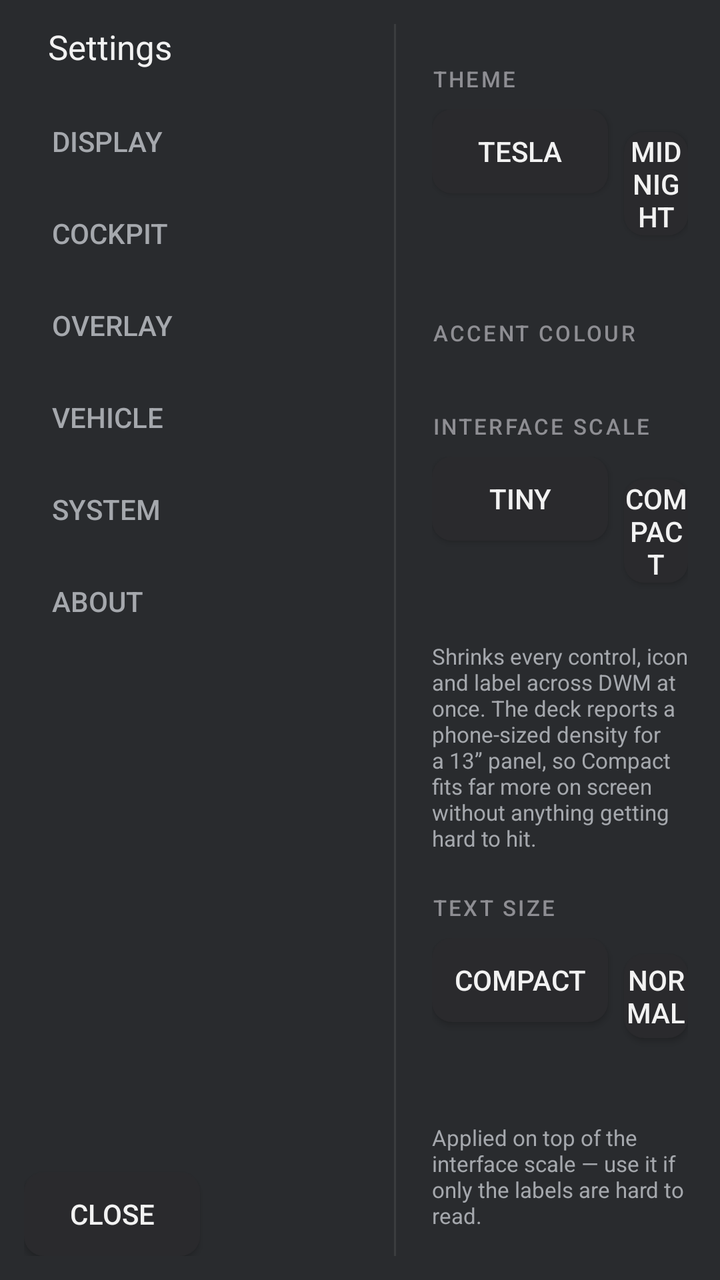
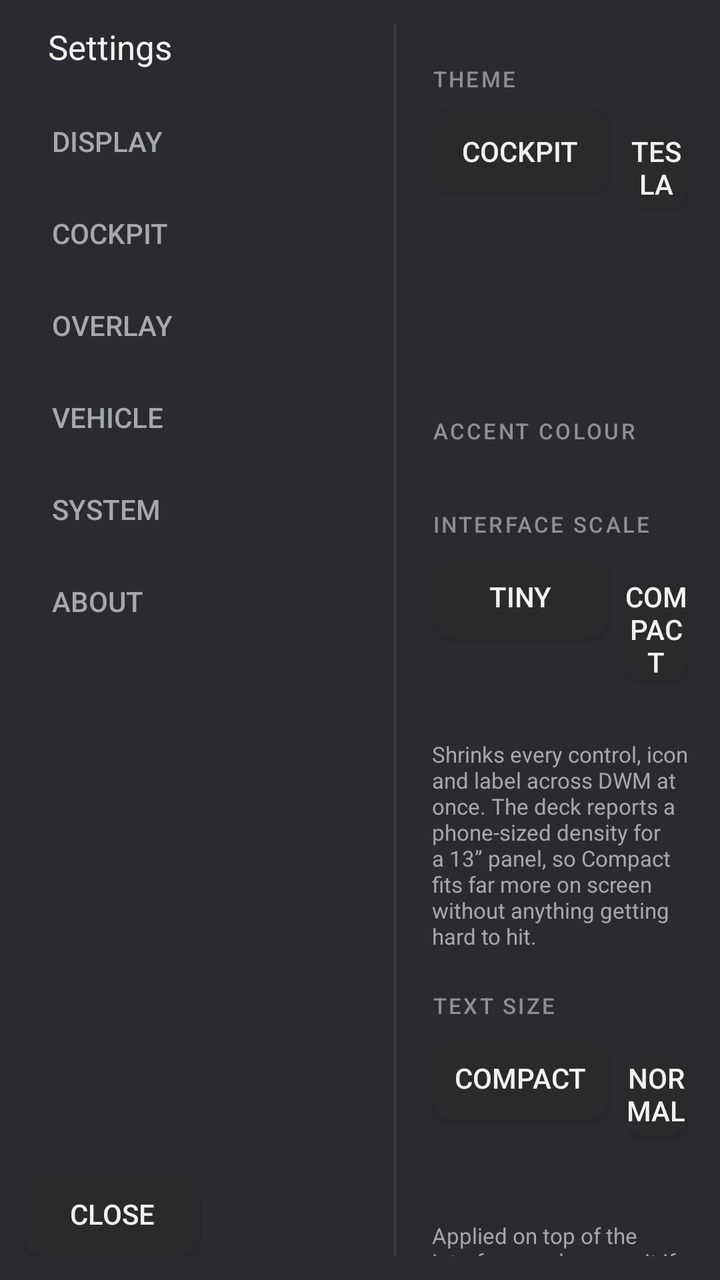

Compare the two renders of this Android layout. The source of the first and the diff that turns it into the second are given below.
<!-- AndroidManifest.xml: application theme Theme.DWM -->
<!-- res/layout/activity_settings.xml -->
<?xml version="1.0" encoding="utf-8"?>
<LinearLayout xmlns:android="http://schemas.android.com/apk/res/android"
    android:layout_width="match_parent"
    android:layout_height="match_parent"
    android:background="@color/bg"
    android:orientation="horizontal"
    android:padding="12dp">

    
    <LinearLayout
        android:layout_width="185dp"
        android:layout_height="match_parent"
        android:orientation="vertical"
        android:paddingEnd="10dp">

        <TextView
            android:layout_width="wrap_content"
            android:layout_height="wrap_content"
            android:paddingStart="12dp"
            android:paddingBottom="14dp"
            android:tag="accent"
            android:text="Settings"
            android:textColor="@color/textPrimary"
            android:textSize="17sp" />

        <Button android:id="@+id/navDisplay" style="@style/NavItem" android:text="Display" />
        <Button android:id="@+id/navCockpit" style="@style/NavItem" android:text="Cockpit" />
        <Button android:id="@+id/navOverlay" style="@style/NavItem" android:text="Overlay" />
        <Button android:id="@+id/navVehicle" style="@style/NavItem" android:text="Vehicle" />
        <Button android:id="@+id/navSystem" style="@style/NavItem" android:text="System" />
        <Button android:id="@+id/navAbout" style="@style/NavItem" android:text="About" />

        <View
            android:layout_width="match_parent"
            android:layout_height="0dp"
            android:layout_weight="1" />

        <Button
            android:id="@+id/close"
            style="@style/ChipButton"
            android:layout_marginStart="0dp"
            android:text="Close" />
    </LinearLayout>

    <View
        android:layout_width="1dp"
        android:layout_height="match_parent"
        android:background="#14FFFFFF" />

    
    <ScrollView
        android:layout_width="0dp"
        android:layout_height="match_parent"
        android:layout_weight="1"
        android:fillViewport="true"
        android:scrollbars="none">

        <LinearLayout
            android:layout_width="match_parent"
            android:layout_height="wrap_content"
            android:orientation="vertical"
            android:paddingStart="18dp"
            android:paddingEnd="4dp">

            
            <LinearLayout
                android:id="@+id/secDisplay"
                android:layout_width="match_parent"
                android:layout_height="wrap_content"
                android:orientation="vertical">

                <TextView style="@style/SectionHeader" android:text="Theme" />

                <LinearLayout
                    android:layout_width="match_parent"
                    android:layout_height="wrap_content"
                    android:orientation="horizontal">

                    <Button android:id="@+id/btnThemeTesla" style="@style/ChipButton" android:layout_marginStart="0dp" android:text="Tesla" />
                    <Button android:id="@+id/btnThemeMidnight" style="@style/ChipButton" android:text="Midnight" />
                    <Button android:id="@+id/btnThemeLight" style="@style/ChipButton" android:text="Light" />
                </LinearLayout>

                <TextView style="@style/SectionHeader" android:text="Accent colour" />

                <LinearLayout
                    android:id="@+id/accentRow"
                    android:layout_width="match_parent"
                    android:layout_height="wrap_content"
                    android:orientation="horizontal"
                    android:paddingBottom="4dp" />

                <TextView style="@style/SectionHeader" android:text="Interface scale" />

                <LinearLayout
                    android:layout_width="match_parent"
                    android:layout_height="wrap_content"
                    android:orientation="horizontal">

                    <Button android:id="@+id/btnUiTiny" style="@style/ChipButton" android:layout_marginStart="0dp" android:text="Tiny" />
                    <Button android:id="@+id/btnUiCompact" style="@style/ChipButton" android:text="Compact" />
                    <Button android:id="@+id/btnUiCosy" style="@style/ChipButton" android:text="Cosy" />
                    <Button android:id="@+id/btnUiStock" style="@style/ChipButton" android:text="Stock" />
                </LinearLayout>

                <TextView
                    android:id="@+id/uiScaleLabel"
                    android:layout_width="match_parent"
                    android:layout_height="wrap_content"
                    android:paddingTop="8dp"
                    android:text="Shrinks every control, icon and label across DWM at once. The deck reports a phone-sized density for a 13&#8221; panel, so Compact fits far more on screen without anything getting hard to hit."
                    android:textColor="@color/textDim"
                    android:textSize="11sp" />

                <TextView style="@style/SectionHeader" android:text="Text size" />

                <LinearLayout
                    android:layout_width="match_parent"
                    android:layout_height="wrap_content"
                    android:orientation="horizontal">

                    <Button android:id="@+id/btnTextCompact" style="@style/ChipButton" android:layout_marginStart="0dp" android:text="Compact" />
                    <Button android:id="@+id/btnTextNormal" style="@style/ChipButton" android:text="Normal" />
                    <Button android:id="@+id/btnTextLarge" style="@style/ChipButton" android:text="Large" />
                </LinearLayout>

                <TextView
                    android:layout_width="match_parent"
                    android:layout_height="wrap_content"
                    android:paddingTop="8dp"
                    android:text="Applied on top of the interface scale — use it if only the labels are hard to read."
                    android:textColor="@color/textDim"
                    android:textSize="11sp" />
            </LinearLayout>

            
            <LinearLayout
                android:id="@+id/secCockpit"
                android:layout_width="match_parent"
                android:layout_height="wrap_content"
                android:orientation="vertical"
                android:visibility="gone">

                <TextView style="@style/SectionHeader" android:text="Cockpit mode" />

                <LinearLayout
                    android:layout_width="match_parent"
                    android:layout_height="wrap_content"
                    android:orientation="horizontal">

                    <Button android:id="@+id/btnModeDash" style="@style/ChipButton" android:layout_marginStart="0dp" android:text="Dashboard" />
                    <Button android:id="@+id/btnModeOverlay" style="@style/ChipButton" android:text="Solo + overlays" />
                </LinearLayout>

                <TextView
                    android:id="@+id/modeHint"
                    android:layout_width="match_parent"
                    android:layout_height="wrap_content"
                    android:paddingTop="8dp"
                    android:text=""
                    android:textColor="@color/textDim"
                    android:textSize="11sp" />

                <TextView style="@style/SectionHeader" android:text="Startup" />

                <Switch
                    android:id="@+id/swAutoLoad"
                    android:layout_width="match_parent"
                    android:layout_height="wrap_content"
                    android:minHeight="44dp"
                    android:text="Auto-load cockpit windows on start"
                    android:textColor="@color/textPrimary"
                    android:textSize="13sp" />

                <TextView style="@style/SectionHeader" android:text="CarPlay" />

                <TextView
                    android:id="@+id/carplayLabel"
                    android:layout_width="match_parent"
                    android:layout_height="wrap_content"
                    android:text="CarPlay app: not set"
                    android:textColor="@color/textPrimary"
                    android:textSize="13sp" />

                <Button android:id="@+id/btnCarplay" style="@style/ChipButton" android:layout_marginStart="0dp" android:layout_marginTop="8dp" android:text="Pick CarPlay app" />

                <TextView style="@style/SectionHeader" android:text="Favourite apps" />

                <Switch
                    android:id="@+id/swFavGrid"
                    android:layout_width="match_parent"
                    android:layout_height="wrap_content"
                    android:minHeight="44dp"
                    android:text="Show favourites grid on home"
                    android:textColor="@color/textPrimary"
                    android:textSize="13sp" />

                <Button android:id="@+id/btnManageFavs" style="@style/ChipButton" android:layout_marginStart="0dp" android:layout_marginTop="4dp" android:text="Manage favourites" />

                <TextView
                    android:layout_width="match_parent"
                    android:layout_height="wrap_content"
                    android:paddingTop="8dp"
                    android:text="The favourites you save here show as a big grid on the DWM home screen and in the dock. Long-press any icon on home to reorder or remove."
                    android:textColor="@color/textDim"
                    android:textSize="11sp" />

                <TextView style="@style/SectionHeader" android:text="Window title-bar fix" />

                <LinearLayout
                    android:layout_width="match_parent"
                    android:layout_height="wrap_content"
                    android:orientation="horizontal">

                    <Button android:id="@+id/btnCompOff" style="@style/ChipButton" android:layout_marginStart="0dp" android:text="Off" />
                    <Button android:id="@+id/btnCompSmall" style="@style/ChipButton" android:text="Small" />
                    <Button android:id="@+id/btnCompMed" style="@style/ChipButton" android:text="Medium" />
                    <Button android:id="@+id/btnCompLarge" style="@style/ChipButton" android:text="Large" />
                </LinearLayout>

                <TextView
                    android:layout_width="match_parent"
                    android:layout_height="wrap_content"
                    android:paddingTop="8dp"
                    android:text="Windowed apps get a system title bar that crops their bottom edge (e.g. CarPlay's play/pause row). This grows each window to compensate — increase it if bottoms are still cut off. Fullscreen base apps are never affected."
                    android:textColor="@color/textDim"
                    android:textSize="11sp" />
            </LinearLayout>

            
            <LinearLayout
                android:id="@+id/secOverlay"
                android:layout_width="match_parent"
                android:layout_height="wrap_content"
                android:orientation="vertical"
                android:visibility="gone">

                <TextView style="@style/SectionHeader" android:text="Floating pill" />

                <Switch
                    android:id="@+id/swOverlay"
                    android:layout_width="match_parent"
                    android:layout_height="wrap_content"
                    android:minHeight="44dp"
                    android:text="Start floating pill on launch / boot"
                    android:textColor="@color/textPrimary"
                    android:textSize="13sp" />

                <LinearLayout
                    android:layout_width="match_parent"
                    android:layout_height="wrap_content"
                    android:orientation="horizontal"
                    android:paddingTop="6dp">

                    <Button android:id="@+id/btnGrantOverlay" style="@style/ChipButton" android:layout_marginStart="0dp" android:text="Grant overlay" />
                    <Button android:id="@+id/btnStartOverlay" style="@style/ChipButton" android:text="Start" />
                    <Button android:id="@+id/btnStopOverlay" style="@style/ChipButton" android:text="Stop" />
                </LinearLayout>

                <TextView
                    android:layout_width="match_parent"
                    android:layout_height="wrap_content"
                    android:paddingTop="8dp"
                    android:text="The pill floats over CarPlay. Tap it for clock + favourite apps in floating windows; drag to move — it snaps to the edge."
                    android:textColor="@color/textDim"
                    android:textSize="11sp" />

                <TextView style="@style/SectionHeader" android:text="Overlay panels" />

                <LinearLayout
                    android:layout_width="match_parent"
                    android:layout_height="wrap_content"
                    android:orientation="horizontal">

                    <Button android:id="@+id/btnPanelsOn" style="@style/ChipButton" android:layout_marginStart="0dp" android:text="Show over apps" />
                    <Button android:id="@+id/btnPanelsOff" style="@style/ChipButton" android:text="Hide" />
                </LinearLayout>

                <TextView
                    android:layout_width="match_parent"
                    android:layout_height="wrap_content"
                    android:paddingTop="8dp"
                    android:text="Floats your gauges, camera and web panels ON TOP of everything — e.g. CarPlay fullscreen with the front camera and TPMS overlaid. Drag the blue MOVE grip (top-left) to reposition and the RESIZE grip (bottom-right) to size — changes save automatically."
                    android:textColor="@color/textDim"
                    android:textSize="11sp" />

                <TextView style="@style/SectionHeader" android:text="Panel layout" />

                <Switch
                    android:id="@+id/swOverlayEdit"
                    android:layout_width="match_parent"
                    android:layout_height="wrap_content"
                    android:minHeight="44dp"
                    android:text="Edit overlay layout (show move / resize grips)"
                    android:textColor="@color/textPrimary"
                    android:textSize="13sp" />

                <TextView
                    android:layout_width="match_parent"
                    android:layout_height="wrap_content"
                    android:paddingTop="4dp"
                    android:text="Off by default so overlay panels are pure content — no frame or grips eating the corners. Turn it on only while rearranging, then turn it back off."
                    android:textColor="@color/textDim"
                    android:textSize="11sp" />

                <TextView style="@style/SectionHeader" android:text="Keep app windows on top" />

                <Button android:id="@+id/btnRaiseNow" style="@style/ChipButton" android:layout_marginStart="0dp" android:layout_marginTop="4dp" android:text="Raise app windows now" />

                <Switch
                    android:id="@+id/swMuteOverlays"
                    android:layout_width="match_parent"
                    android:layout_height="wrap_content"
                    android:layout_marginTop="6dp"
                    android:minHeight="44dp"
                    android:text="Mute overlay audio (don't interrupt CarPlay music)"
                    android:textColor="@color/textPrimary"
                    android:textSize="13sp" />

                <Switch
                    android:id="@+id/swVehicleStrip"
                    android:layout_width="match_parent"
                    android:layout_height="wrap_content"
                    android:layout_marginTop="6dp"
                    android:minHeight="44dp"
                    android:text="Vehicle strip over CarPlay (gear, speed, indicators)"
                    android:textColor="@color/textPrimary"
                    android:textSize="13sp" />

                <Switch
                    android:id="@+id/swDemoData"
                    android:layout_width="match_parent"
                    android:layout_height="wrap_content"
                    android:layout_marginTop="6dp"
                    android:minHeight="44dp"
                    android:text="Demo vehicle data (bench testing only)"
                    android:textColor="@color/textPrimary"
                    android:textSize="13sp" />

                <TextView
                    android:layout_width="match_parent"
                    android:layout_height="wrap_content"
                    android:paddingTop="4dp"
                    android:text="Demo fills the dashboard with invented readings so the layout can be checked with the engine off. It never touches the CAN service — turn it off to see what the car is really sending. The strip is passive and can't steal a tap from CarPlay."
                    android:textColor="@color/textDim"
                    android:textSize="11sp" />

                <TextView
                    android:layout_width="match_parent"
                    android:layout_height="wrap_content"
                    android:paddingTop="8dp"
                    android:text="Camera, gauges and web panels are true overlays now — they float on top, never grab audio, never sink, and remember their size/position (drag the grips). 'Raise' is only for full app windows (non-camera), which Android sinks when you tap the app behind them."
                    android:textColor="@color/textDim"
                    android:textSize="11sp" />
            </LinearLayout>

            
            <LinearLayout
                android:id="@+id/secVehicle"
                android:layout_width="match_parent"
                android:layout_height="wrap_content"
                android:orientation="vertical"
                android:visibility="gone">

                <TextView style="@style/SectionHeader" android:text="OBD-II engine data" />

                <TextView
                    android:id="@+id/obdLabel"
                    android:layout_width="match_parent"
                    android:layout_height="wrap_content"
                    android:text="OBD dongle: not set"
                    android:textColor="@color/textPrimary"
                    android:textSize="13sp" />

                <Button android:id="@+id/btnObdPick" style="@style/ChipButton" android:layout_marginStart="0dp" android:layout_marginTop="8dp" android:text="Pick paired OBD dongle" />

                <TextView style="@style/SectionHeader" android:text="Cameras" />

                <Button android:id="@+id/btnCamScan" style="@style/ChipButton" android:layout_marginStart="0dp" android:text="Scan camera inputs" />

                <TextView
                    android:layout_width="match_parent"
                    android:layout_height="wrap_content"
                    android:paddingTop="12dp"
                    android:text="Picture shape"
                    android:textColor="@color/textPrimary"
                    android:textSize="13sp" />

                <LinearLayout
                    android:layout_width="match_parent"
                    android:layout_height="wrap_content"
                    android:orientation="horizontal">

                    <Button android:id="@+id/btnCamFill" style="@style/ChipButton" android:layout_marginStart="0dp" android:text="Fill" />
                    <Button android:id="@+id/btnCamFit" style="@style/ChipButton" android:text="Fit" />
                    <Button android:id="@+id/btnCamStretch" style="@style/ChipButton" android:text="Stretch" />
                </LinearLayout>

                <TextView
                    android:layout_width="match_parent"
                    android:layout_height="wrap_content"
                    android:paddingTop="6dp"
                    android:text="Fill keeps the camera&#8217;s real proportions and crops to the panel (fixes the squashed look). Fit shows the whole frame with black bars. Stretch is the old behaviour."
                    android:textColor="@color/textDim"
                    android:textSize="11sp" />

                <TextView
                    android:layout_width="match_parent"
                    android:layout_height="wrap_content"
                    android:paddingTop="12dp"
                    android:text="Day / night picture"
                    android:textColor="@color/textPrimary"
                    android:textSize="13sp" />

                <LinearLayout
                    android:layout_width="match_parent"
                    android:layout_height="wrap_content"
                    android:orientation="horizontal">

                    <Button android:id="@+id/btnCamAuto" style="@style/ChipButton" android:layout_marginStart="0dp" android:text="Auto" />
                    <Button android:id="@+id/btnCamDay" style="@style/ChipButton" android:text="Day" />
                    <Button android:id="@+id/btnCamNight" style="@style/ChipButton" android:text="Night" />
                </LinearLayout>

                <TextView
                    android:layout_width="match_parent"
                    android:layout_height="wrap_content"
                    android:paddingTop="12dp"
                    android:text="Brightness trim"
                    android:textColor="@color/textPrimary"
                    android:textSize="13sp" />

                <LinearLayout
                    android:layout_width="match_parent"
                    android:layout_height="wrap_content"
                    android:orientation="horizontal"
                    android:gravity="center_vertical">

                    <Button android:id="@+id/btnCamDarker" style="@style/ChipButton" android:layout_marginStart="0dp" android:text="&#8722; Darker" />
                    <TextView
                        android:id="@+id/camTrimLabel"
                        android:layout_width="wrap_content"
                        android:layout_height="wrap_content"
                        android:layout_marginStart="12dp"
                        android:layout_marginEnd="12dp"
                        android:text="0"
                        android:textColor="@color/textPrimary"
                        android:textSize="13sp" />
                    <Button android:id="@+id/btnCamBrighter" style="@style/ChipButton" android:layout_marginStart="0dp" android:text="+ Brighter" />
                </LinearLayout>

                <TextView
                    android:layout_width="match_parent"
                    android:layout_height="wrap_content"
                    android:paddingTop="6dp"
                    android:text="Auto uses the deck&#8217;s light sensor when it has one, otherwise the clock (night from 19:00 to 06:00). Night dims the panel hard so the feed doesn&#8217;t light up the cabin. Reload the cockpit after changing these."
                    android:textColor="@color/textDim"
                    android:textSize="11sp" />

                <TextView style="@style/SectionHeader" android:text="Vehicle data (CAN bus)" />

                <TextView
                    android:layout_width="match_parent"
                    android:layout_height="wrap_content"
                    android:text="Your deck already receives CAN data (AC, lights, doors). There is no official API for it, but these units usually publish it somewhere a normal app can read. This finds out and saves a file you can send me. Tap Scan vehicle and follow the two steps."
                    android:textColor="@color/textDim"
                    android:textSize="11sp" />

                <LinearLayout
                    android:layout_width="match_parent"
                    android:layout_height="wrap_content"
                    android:layout_marginTop="8dp"
                    android:orientation="horizontal">

                    <Button
                        android:id="@+id/btnCanScan"
                        style="@style/ChipButton"
                        android:layout_marginStart="0dp"
                        android:text="Scan vehicle" />

                    <Button
                        android:id="@+id/btnCanSerial"
                        style="@style/ChipButton"
                        android:text="Read serial port…" />

                    <Button
                        android:id="@+id/btnCanApk"
                        style="@style/ChipButton"
                        android:text="Export CAN app" />

                    <Button
                        android:id="@+id/btnCanDump"
                        style="@style/ChipButton"
                        android:text="Dump CAN getters" />
                </LinearLayout>

                <TextView
                    android:id="@+id/canStatus"
                    android:layout_width="match_parent"
                    android:layout_height="wrap_content"
                    android:paddingTop="6dp"
                    android:text="Not started."
                    android:textColor="@color/textDim"
                    android:textSize="11sp" />

                <TextView style="@style/SectionHeader" android:text="TPMS / notification overlay" />

                <Button android:id="@+id/btnNotifAccess" style="@style/ChipButton" android:layout_marginStart="0dp" android:text="Allow DWM notification access" />

                <TextView
                    android:layout_width="match_parent"
                    android:layout_height="wrap_content"
                    android:paddingTop="8dp"
                    android:text="Lets DWM mirror an app's notification (e.g. your TPMS app's live pressures) as an overlay that stays above CarPlay. Add an 'App notification' panel in Edit and pick the app. Works only if that app shows the info in a notification."
                    android:textColor="@color/textDim"
                    android:textSize="11sp" />

                <TextView
                    android:layout_width="match_parent"
                    android:layout_height="wrap_content"
                    android:paddingTop="8dp"
                    android:text="Wired analog cameras usually show through the deck's AUX app — add a 'Camera app (AUX)' panel in the layout editor."
                    android:textColor="@color/textDim"
                    android:textSize="11sp" />
            </LinearLayout>

            
            <LinearLayout
                android:id="@+id/secSystem"
                android:layout_width="match_parent"
                android:layout_height="wrap_content"
                android:orientation="vertical"
                android:visibility="gone">

                <TextView style="@style/SectionHeader" android:text="Android settings" />

                <LinearLayout
                    android:layout_width="match_parent"
                    android:layout_height="wrap_content"
                    android:orientation="horizontal">

                    <Button android:id="@+id/btnBt" style="@style/ChipButton" android:layout_marginStart="0dp" android:text="Bluetooth" />
                    <Button android:id="@+id/btnWifi" style="@style/ChipButton" android:text="Wi-Fi" />
                    <Button android:id="@+id/btnDisplay" style="@style/ChipButton" android:text="Display" />
                    <Button android:id="@+id/btnAllSettings" style="@style/ChipButton" android:text="All settings" />
                </LinearLayout>

                <TextView style="@style/SectionHeader" android:text="Launcher" />

                <Button
                    android:id="@+id/btnDefaultLauncher"
                    style="@style/ChipButton"
                    android:layout_marginStart="0dp"
                    android:text="Set DWM as default launcher" />
            </LinearLayout>

            
            <LinearLayout
                android:id="@+id/secAbout"
                android:layout_width="match_parent"
                android:layout_height="wrap_content"
                android:orientation="vertical"
                android:visibility="gone">

                <TextView style="@style/SectionHeader" android:text="Updates" />

                <TextView
                    android:id="@+id/updateStatus"
                    android:layout_width="match_parent"
                    android:layout_height="wrap_content"
                    android:text=""
                    android:textColor="@color/textPrimary"
                    android:textSize="13sp" />

                <LinearLayout
                    android:layout_width="match_parent"
                    android:layout_height="wrap_content"
                    android:orientation="horizontal"
                    android:paddingTop="6dp">

                    <Button android:id="@+id/btnCheckUpdate" style="@style/ChipButton" android:layout_marginStart="0dp" android:text="Check for updates" />
                    <Button android:id="@+id/btnUpdateRepo" style="@style/ChipButton" android:text="Set update repo" />
                </LinearLayout>

                <Switch
                    android:id="@+id/swAutoUpdate"
                    android:layout_width="match_parent"
                    android:layout_height="wrap_content"
                    android:layout_marginTop="4dp"
                    android:minHeight="44dp"
                    android:text="Check for updates automatically on start"
                    android:textColor="@color/textPrimary"
                    android:textSize="13sp" />

                <TextView
                    android:layout_width="match_parent"
                    android:layout_height="wrap_content"
                    android:paddingTop="4dp"
                    android:text="Updates download from your GitHub repo. Android shows a final install confirmation (silent installs need root). You'll be asked once to allow DWM to install apps."
                    android:textColor="@color/textDim"
                    android:textSize="11sp" />

                <TextView style="@style/SectionHeader" android:text="Diagnostics" />

                <TextView
                    android:id="@+id/diagnostics"
                    android:layout_width="match_parent"
                    android:layout_height="wrap_content"
                    android:background="#10FFFFFF"
                    android:fontFamily="monospace"
                    android:padding="10dp"
                    android:text=""
                    android:textColor="@color/textPrimary"
                    android:textSize="11sp" />

                <TextView style="@style/SectionHeader" android:text="About" />

                <TextView
                    android:id="@+id/aboutText"
                    android:layout_width="match_parent"
                    android:layout_height="wrap_content"
                    android:paddingBottom="16dp"
                    android:text="DWM Cockpit"
                    android:textColor="@color/textDim"
                    android:textSize="11sp" />
            </LinearLayout>
        </LinearLayout>
    </ScrollView>
</LinearLayout>
<!-- resources referenced by this layout -->
<resources>
  <color name="bg">#292B2E</color>
  <color name="textDim">#A5A8AD</color>
  <color name="textPrimary">#F2F2F2</color>
  <style name="ChipButton">
          <item name="android:layout_width">wrap_content</item>
          <item name="android:layout_height">wrap_content</item>
          <item name="android:minHeight">42dp</item>
          <item name="android:layout_marginStart">8dp</item>
          <item name="android:textColor">@color/textPrimary</item>
          <item name="android:background">@drawable/chip_bg</item>
      </style>
  <style name="NavItem">
          <item name="android:layout_width">match_parent</item>
          <item name="android:layout_height">wrap_content</item>
          <item name="android:minHeight">44dp</item>
          <item name="android:gravity">start|center_vertical</item>
          <item name="android:paddingStart">14dp</item>
          <item name="android:paddingEnd">14dp</item>
          <item name="android:layout_marginBottom">2dp</item>
          <item name="android:textColor">@color/textDim</item>
          <item name="android:background">@android:color/transparent</item>
      </style>
  <style name="SectionHeader">
          <item name="android:layout_width">match_parent</item>
          <item name="android:layout_height">wrap_content</item>
          <item name="android:layout_marginTop">20dp</item>
          <item name="android:layout_marginBottom">8dp</item>
          <item name="android:textAllCaps">true</item>
          <item name="android:letterSpacing">0.1</item>
          <item name="android:textColor">@color/accent2</item>
          <item name="android:textSize">11sp</item>
          <item name="android:fontFamily">sans-serif-medium</item>
      </style>
  <style name="Theme.DWM" parent="@android:style/Theme.Material.NoActionBar">
          <item name="android:windowBackground">@color/bg</item>
          <item name="android:colorBackground">@color/bg</item>
          <item name="android:colorAccent">@color/accent</item>
          <item name="android:textColorPrimary">@color/textPrimary</item>
          <item name="android:statusBarColor">#000000</item>
          <item name="android:navigationBarColor">#000000</item>
          <item name="android:windowAnimationStyle">@style/DwmWindowAnim</item>
      </style>
  <!-- drawable chip_bg (drawable) -->
  <?xml version="1.0" encoding="utf-8"?>
  <selector xmlns:android="http://schemas.android.com/apk/res/android">
      <item android:state_pressed="true">
          <shape android:shape="rectangle">
              <solid android:color="#3A3A3E" />
              <corners android:radius="10dp" />
          </shape>
      </item>
      <item>
          <shape android:shape="rectangle">
              <solid android:color="#2A2A2D" />
              <corners android:radius="10dp" />
          </shape>
      </item>
  </selector>
  <color name="accent2">#8E8E93</color>
  <color name="accent">#3E6AE1</color>
  <style name="DwmWindowAnim" parent="@android:style/Animation.Activity">
          <item name="android:activityOpenEnterAnimation">@anim/fade_in</item>
          <item name="android:activityOpenExitAnimation">@anim/fade_out</item>
          <item name="android:activityCloseEnterAnimation">@anim/fade_in</item>
          <item name="android:activityCloseExitAnimation">@anim/fade_out</item>
      </style>
</resources>

<!-- the commit's change to res/layout/activity_settings.xml (unified diff, before → after) -->
@@ -76,7 +76,8 @@
                     android:layout_height="wrap_content"
                     android:orientation="horizontal">
 
-                    <Button android:id="@+id/btnThemeTesla" style="@style/ChipButton" android:layout_marginStart="0dp" android:text="Tesla" />
+                    <Button android:id="@+id/btnThemeCockpit" style="@style/ChipButton" android:layout_marginStart="0dp" android:text="Cockpit" />
+                    <Button android:id="@+id/btnThemeTesla" style="@style/ChipButton" android:text="Tesla" />
                     <Button android:id="@+id/btnThemeMidnight" style="@style/ChipButton" android:text="Midnight" />
                     <Button android:id="@+id/btnThemeLight" style="@style/ChipButton" android:text="Light" />
                 </LinearLayout>
